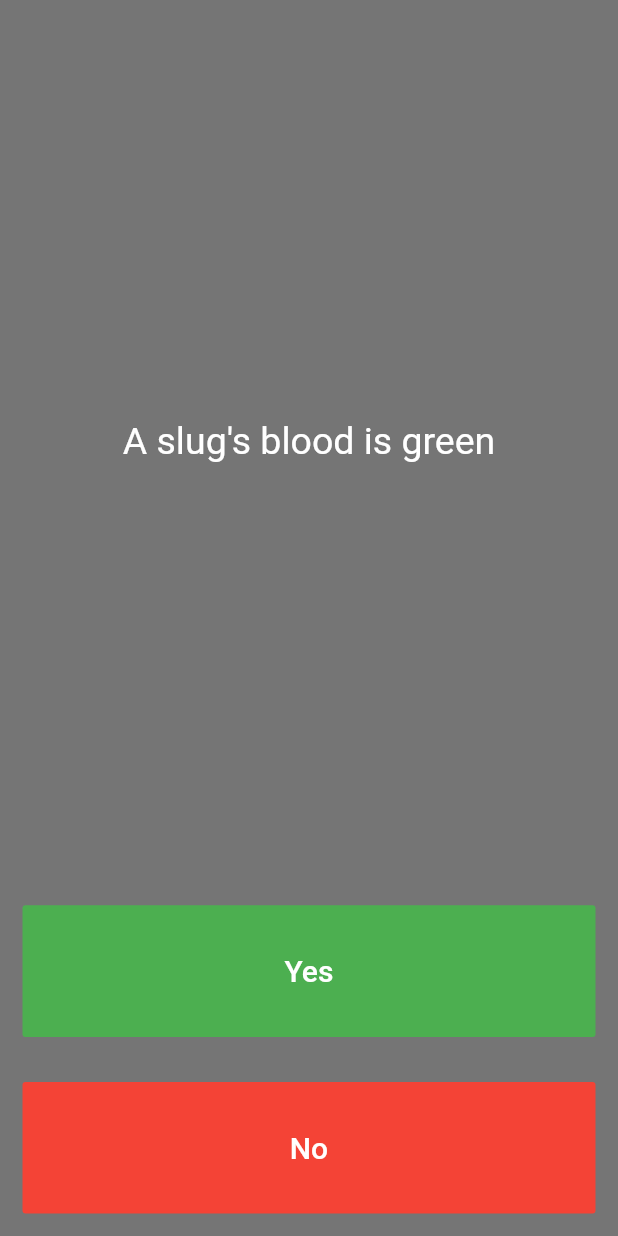
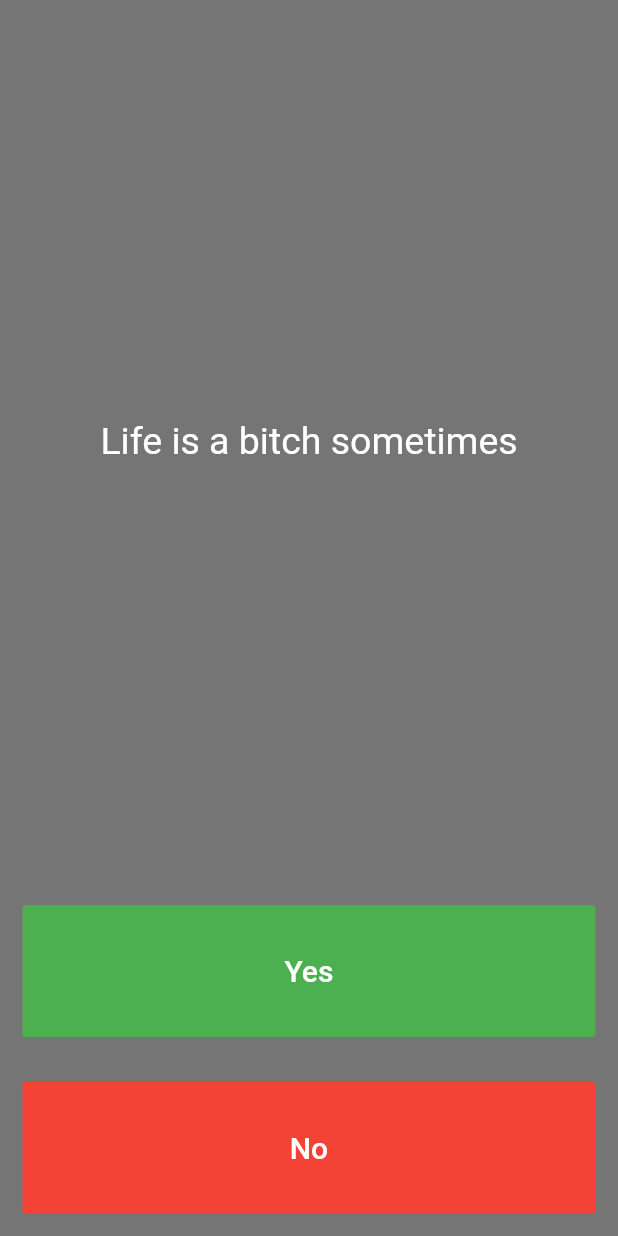
Before and after one commit to Wandersonjack/quizio-flutter, a Flutter app: the screen it shows after launch, after a tap on "Yes", after a tap on "No", on a phone screen of 412 x 824 dp. Run offline on Flutter 3.47's test engine with Material 2 defaults, Android fonts, the phone set to English and light mode, and no system bars.

Commit message:
question list object with name params

```diff
--- /dev/null
+++ b/lib/questions.dart
@@ -0,0 +1,10 @@
+class Question {
+  String questionText;
+  bool questionAnswer;
+
+  //constructor with named param
+  Question({String question, bool answer}){
+    questionText = question;
+    questionAnswer = answer;
+  }
+}
--- a/lib/screens/quiz_screen.dart
+++ b/lib/screens/quiz_screen.dart
@@ -1,4 +1,5 @@
 import 'package:flutter/material.dart';
+import 'package:quizio/questions.dart';
 
 class QuizScreen extends StatefulWidget {
   @override
@@ -7,17 +8,11 @@ class QuizScreen extends StatefulWidget {
 
 class _QuizScreenState extends State<QuizScreen> {
   List<Icon> scoreKeeper = [];
-  List<String> questions =[
-    'You can lead a cow down stairs but not up stairs',
-    'Approximatly on e quartere of human bones are in the feet',
-    'A slug\'s blood is green',
-    'Life is a bitch sometimes'
-  ];
 
-  List<bool> answers = [
-    false,
-    true,
-    true
+  List<Question> questionList = [
+    Question(question: 'You can lead a cow down stairs but not up stairs' , answer: false ),
+    Question(question: 'A slug\'s blood is green', answer: true),
+    Question(question: 'Life is a bitch sometimes', answer: true),
   ];
 
   int questionNumber  = 0;//variable to track the number of question
@@ -30,14 +25,14 @@ class _QuizScreenState extends State<QuizScreen> {
         child: Column(
           crossAxisAlignment: CrossAxisAlignment.stretch,
           mainAxisAlignment: MainAxisAlignment.spaceBetween,
-          children: <Widget>[
+          children: <Widget>[                                                   //question text
             Expanded(
               flex: 5,
               child: Padding(
                 padding: const EdgeInsets.all(10.0),
                 child: Center(
                   child: Text(
-                    questions[questionNumber],
+                    questionList[questionNumber].questionText,
                     style: TextStyle(fontSize: 25.0, color: Colors.white),
                   ),
                 ),
@@ -48,7 +43,7 @@ class _QuizScreenState extends State<QuizScreen> {
                 padding: const EdgeInsets.all(15.0),
                 child: FlatButton(
                   onPressed: () {
-                    bool correctAnswer = answers[questionNumber];
+                    bool correctAnswer = questionList[questionNumber].questionAnswer;//answers
                     if(correctAnswer == true){
                       print("user got the it right");
                     } else{
@@ -74,8 +69,8 @@ class _QuizScreenState extends State<QuizScreen> {
                 padding: const EdgeInsets.all(15.0),
                 child: FlatButton(
                   onPressed: () {
-                    bool currectAnswer = answers[questionNumber];
-                    if(currectAnswer ==false){
+                    bool correctAnswer = questionList[questionNumber].questionAnswer;//answer
+                    if(correctAnswer ==false){
                       print("User got this right");
                     }else{
                       print("User got this wrong");
```
